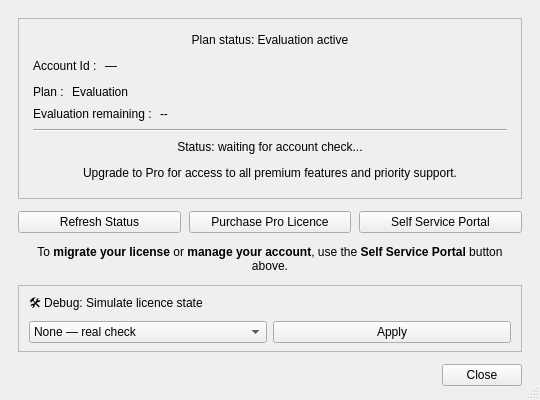
This is src/accountdialog.ui in keshavbhatt/glate-ng as Qt 5 draws it before an edit. The edited form follows.
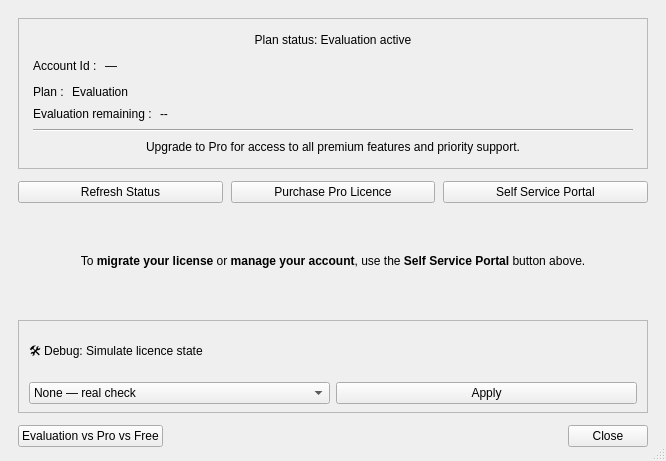
This is the edited form. Icons and pictures are not drawn.

Commit message: feat: add plan comparison dialog and integrate with account dialog

```diff
--- a/src/accountdialog.ui
+++ b/src/accountdialog.ui
@@ -6,10 +6,16 @@
    <rect>
     <x>0</x>
     <y>0</y>
-    <width>540</width>
-    <height>400</height>
+    <width>666</width>
+    <height>461</height>
    </rect>
   </property>
+  <property name="sizePolicy">
+   <sizepolicy hsizetype="Preferred" vsizetype="Expanding">
+    <horstretch>0</horstretch>
+    <verstretch>0</verstretch>
+   </sizepolicy>
+  </property>
   <property name="minimumSize">
    <size>
     <width>480</width>
@@ -43,7 +49,7 @@
    <item>
     <widget class="QFrame" name="infoFrame">
      <property name="sizePolicy">
-      <sizepolicy hsizetype="Preferred" vsizetype="Preferred">
+      <sizepolicy hsizetype="Preferred" vsizetype="Maximum">
        <horstretch>0</horstretch>
        <verstretch>0</verstretch>
       </sizepolicy>
@@ -205,29 +211,6 @@
         </property>
        </widget>
       </item>
-
-      <!-- Status: single-line, no expanding -->
-      <item>
-       <widget class="QLabel" name="accountStatusLabel">
-        <property name="sizePolicy">
-         <sizepolicy hsizetype="Preferred" vsizetype="Preferred">
-          <horstretch>0</horstretch>
-          <verstretch>0</verstretch>
-         </sizepolicy>
-        </property>
-        <property name="text">
-         <string>Status: waiting for account check...</string>
-        </property>
-        <property name="alignment">
-         <set>Qt::AlignmentFlag::AlignCenter</set>
-        </property>
-        <property name="wordWrap">
-         <bool>true</bool>
-        </property>
-       </widget>
-      </item>
-
-      <!-- Hint: word-wrapped, needs MinimumExpanding so it gets full height -->
       <item>
        <widget class="QLabel" name="accountHintLabel">
         <property name="sizePolicy">
@@ -391,6 +374,17 @@
    <!-- ── Bottom row: close ──────────────────────────────────────────── -->
    <item>
     <layout class="QHBoxLayout" name="bottomRow">
+     <item>
+      <widget class="QPushButton" name="planCompareButton">
+       <property name="text">
+        <string>Evaluation vs Pro vs Free</string>
+       </property>
+       <property name="icon">
+        <iconset resource="icons.qrc">
+         <normaloff>:/icons/questionnaire-line.png</normaloff>:/icons/questionnaire-line.png</iconset>
+       </property>
+      </widget>
+     </item>
      <item>
       <spacer name="bottomSpacer">
        <property name="orientation">
```
Left out of the diff: 38 changed lines with no effect on the pictures. The commit also changes 6 other files.
